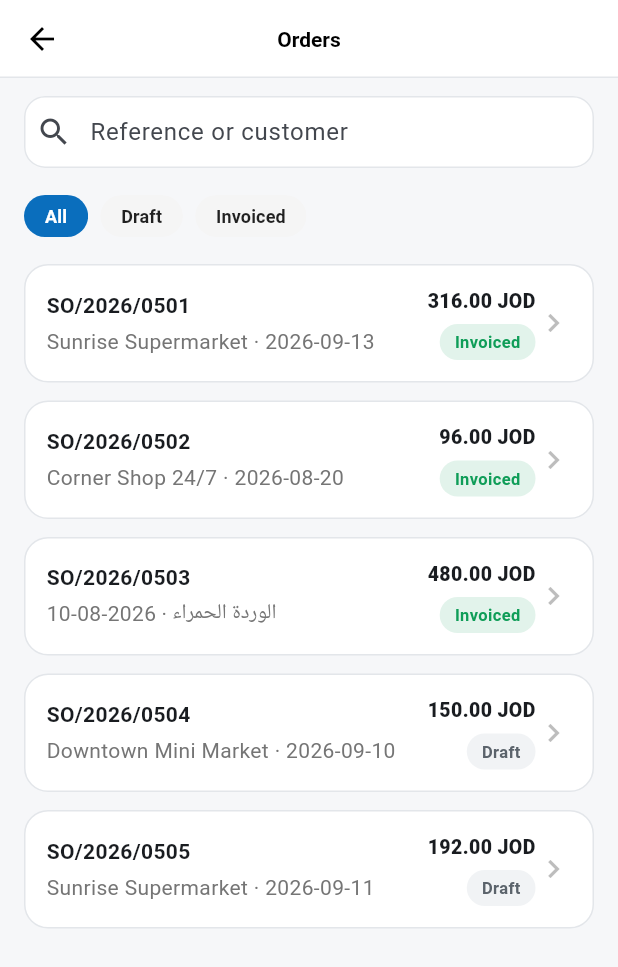
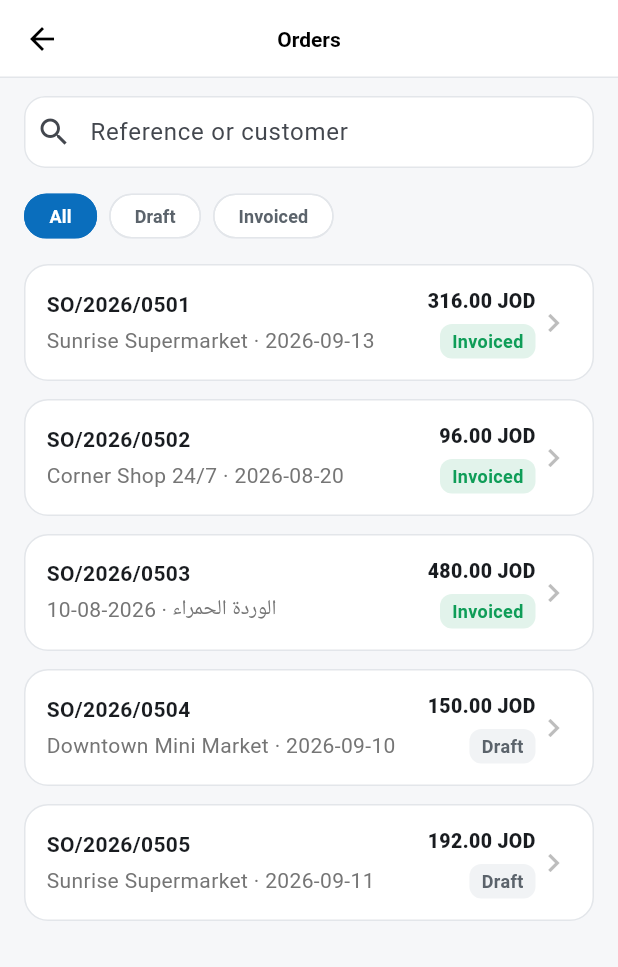
Before and after one commit to hamzatarakhan/sales-app, a Flutter app: the OrdersScreen screen opened directly, on a phone screen of 412 x 824 dp. Shown: the top 967 px of the screen. Run offline on Flutter 3.47's test engine with Material 3 defaults, Android fonts, the phone set to English and light mode, and no system bars.

Commit message:
Make chips/badges match design-system.html spec exactly; unify all borders to one token
- StatusBadge (.m-badge): was a 20px pill at weight 700 -- spec is
  radii.sm (8px), 3px/8px padding, weight 600.
- AppChip (.m-chip): spec always carries a 1px border (the divider
  token when inactive, accent when active) and a card-colored
  background when inactive -- this had no border at all and used
  grey.shade100/white10 instead of the real card token.
- Swept every Border.all/BorderSide in the app: signature pad and
  the header round-button both used ad-hoc colors (black12,
  white-at-8%-opacity) instead of the one AppColors.divider /
  dividerDark token everything else already uses.

Co-Authored-By: Claude Sonnet 5 <noreply@anthropic.com>

```diff
--- a/lib/widgets/common.dart
+++ b/lib/widgets/common.dart
@@ -57,7 +57,7 @@ class _RoundButton extends StatelessWidget {
               decoration: BoxDecoration(
                 color: isDark ? Colors.white10 : Colors.white,
                 shape: BoxShape.circle,
-                border: Border.all(color: isDark ? Colors.white.withOpacity(0.08) : AppColors.divider),
+                border: Border.all(color: isDark ? AppColors.dividerDark : AppColors.divider),
               ),
               child: Icon(icon, size: 16),
             ),
@@ -89,10 +89,12 @@ class StatusBadge extends StatelessWidget {
 
   @override
   Widget build(BuildContext context) {
+    // design-system.html .m-badge: 3px/8-10px padding, radii.sm (8px),
+    // weight 600 -- not the 20px pill this used to be.
     return Container(
-      padding: const EdgeInsets.symmetric(horizontal: 10, vertical: 4),
-      decoration: BoxDecoration(color: bg, borderRadius: BorderRadius.circular(20)),
-      child: Text(text, style: TextStyle(color: fg, fontWeight: FontWeight.w700, fontSize: 11)),
+      padding: const EdgeInsets.symmetric(horizontal: 8, vertical: 3),
+      decoration: BoxDecoration(color: bg, borderRadius: BorderRadius.circular(8)),
+      child: Text(text, style: TextStyle(color: fg, fontWeight: FontWeight.w600, fontSize: 12)),
     );
   }
 }
@@ -149,23 +151,28 @@ class AppChip extends StatelessWidget {
   @override
   Widget build(BuildContext context) {
     final isDark = Theme.of(context).brightness == Brightness.dark;
+    final border = isDark ? AppColors.dividerDark : AppColors.divider;
+    final card = isDark ? AppColors.cardDark : AppColors.card;
+    // design-system.html .m-chip: 8px/16px padding, full pill, weight
+    // 600, and — unlike Badge — always carries a 1px border: the app's
+    // one border token when inactive, the accent color when active.
     return ChoiceChip(
       label: Text(label),
       selected: selected,
       onSelected: (_) => onTap(),
       showCheckmark: false,
       visualDensity: VisualDensity.compact,
-      labelPadding: const EdgeInsets.symmetric(horizontal: 4),
+      labelPadding: const EdgeInsets.symmetric(horizontal: 6),
       padding: const EdgeInsets.symmetric(horizontal: 10, vertical: 2),
       selectedColor: AppColors.primary,
       labelStyle: TextStyle(
-        color: selected ? Colors.white : (isDark ? Colors.white70 : Colors.black87),
-        fontWeight: FontWeight.w700,
+        color: selected ? AppColors.onPrimary : (isDark ? Colors.white70 : AppColors.textMuted),
+        fontWeight: FontWeight.w600,
         fontSize: 12,
       ),
-      backgroundColor: isDark ? Colors.white10 : Colors.grey.shade100,
-      shape: RoundedRectangleBorder(borderRadius: BorderRadius.circular(20)),
-      side: BorderSide.none,
+      backgroundColor: card,
+      shape: RoundedRectangleBorder(borderRadius: BorderRadius.circular(999)),
+      side: BorderSide(color: selected ? AppColors.primary : border),
     );
   }
 }
--- a/lib/widgets/signature_pad.dart
+++ b/lib/widgets/signature_pad.dart
@@ -1,4 +1,5 @@
 import 'package:flutter/material.dart';
+import '../theme.dart';
 
 /// Minimal freehand signature capture — no package, just a
 /// GestureDetector + CustomPainter over the collected strokes.
@@ -27,7 +28,7 @@ class SignaturePadState extends State<SignaturePad> {
       width: double.infinity,
       decoration: BoxDecoration(
         color: Colors.white,
-        border: Border.all(color: Colors.black12),
+        border: Border.all(color: AppColors.divider),
         borderRadius: BorderRadius.circular(14),
       ),
       child: GestureDetector(
```
